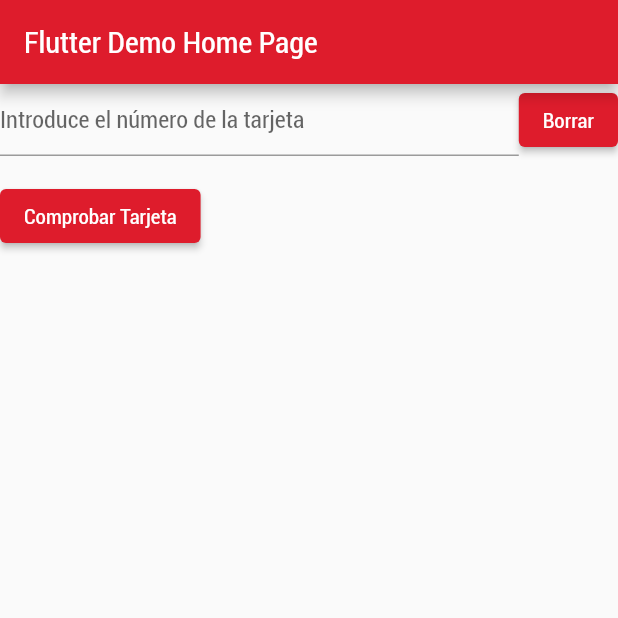
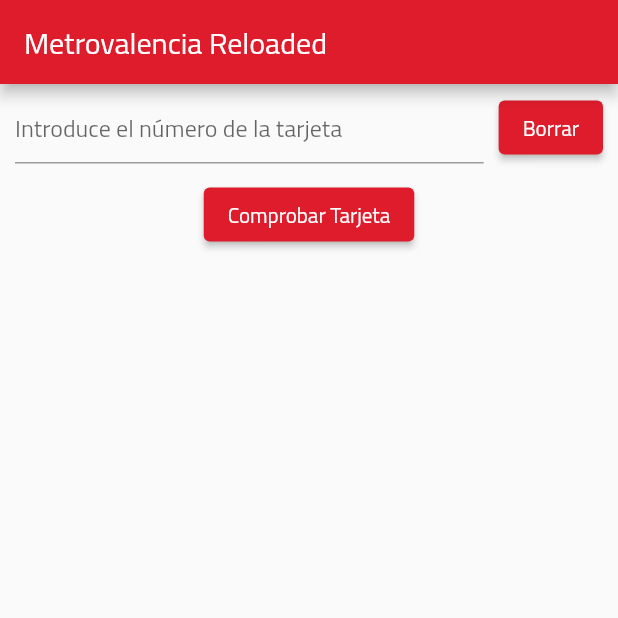
Before and after one commit to albertodiazsaez/fgv-reloaded, a Flutter app: the screen it shows after launch, after a tap on "Borrar", on a phone screen of 412 x 824 dp, the top half of it. Run offline on Flutter 3.47's test engine with Material 2 defaults, Android fonts, the phone set to English and light mode, and no system bars; our stand-ins replace flutter_easyloading; missing offline and left inert: easy_mask; network calls fail.

Commit message:
mejorado diseño

```diff
--- a/lib/main.dart
+++ b/lib/main.dart
@@ -1,6 +1,6 @@
 import 'package:flutter/material.dart';
 import 'package:flutter_easyloading/flutter_easyloading.dart';
-import 'package:transport_info_valencia/tarjetas/screens/consulta_tarjetas.dart';
+import 'package:metrovalencia_reloaded/tarjetas/screens/consulta_tarjetas.dart';
 
 void main() {
   runApp(const MyApp());
@@ -13,9 +13,9 @@
   @override
   Widget build(BuildContext context) {
     return MaterialApp(
-      title: 'Flutter Demo',
+      title: 'Metrovalencia Reloaded',
       theme: ThemeData(
-        fontFamily: 'Roboto',
+        fontFamily: 'TitilliumWeb',
         colorScheme: ColorScheme.fromSwatch().copyWith(
           primary: const Color.fromARGB(255, 222, 28, 44),
           secondary: const Color.fromARGB(255, 47, 47, 47),
@@ -32,7 +32,7 @@
         // Notice that the counter didn't reset back to zero; the application
         // is not restarted.
       ),
-      home: const MyHomePage(title: 'Flutter Demo Home Page'),
+      home: const MyHomePage(title: 'Metrovalencia Reloaded'),
       builder: EasyLoading.init(),
     );
   }
--- a/lib/tarjetas/screens/components/tarjeta_card.dart
+++ b/lib/tarjetas/screens/components/tarjeta_card.dart
@@ -1,7 +1,7 @@
 import 'package:easy_mask/easy_mask.dart';
 import 'package:flutter/material.dart';
 import 'package:intl/intl.dart';
-import 'package:transport_info_valencia/tarjetas/models/datos_tarjeta.dart';
+import 'package:metrovalencia_reloaded/tarjetas/models/datos_tarjeta.dart';
 
 class TarjetaCard extends StatelessWidget {
   const TarjetaCard({Key? key, required this.tarjeta}) : super(key: key);
@@ -10,9 +10,10 @@
 
   @override
   Widget build(BuildContext context) {
+    Orientation orientation = MediaQuery.of(context).orientation;
     return SizedBox(
-      width: double.infinity,
       child: Card(
+        margin: EdgeInsets.zero,
         child: Container(
           padding: const EdgeInsets.only(bottom: 10),
           child: Column(
--- a/lib/tarjetas/screens/consulta_tarjetas.dart
+++ b/lib/tarjetas/screens/consulta_tarjetas.dart
@@ -7,9 +7,9 @@
 import 'dart:convert';
 import 'package:intl/intl.dart';
 
-import 'package:transport_info_valencia/tarjetas/models/datos_tarjeta.dart';
-import 'package:transport_info_valencia/tarjetas/models/tarjeta_metrovalencia.dart';
-import 'package:transport_info_valencia/tarjetas/screens/components/tarjeta_card.dart';
+import 'package:metrovalencia_reloaded/tarjetas/models/datos_tarjeta.dart';
+import 'package:metrovalencia_reloaded/tarjetas/models/tarjeta_metrovalencia.dart';
+import 'package:metrovalencia_reloaded/tarjetas/screens/components/tarjeta_card.dart';
 
 class ConsultaTarjetas extends StatefulWidget {
   const ConsultaTarjetas({Key? key}) : super(key: key);
@@ -29,7 +29,94 @@
 
   Map tarjetasConsultadas = <int, DatosTarjeta>{};
 
+  @override
+  Widget build(BuildContext context) {
+    return Padding(
+        padding: const EdgeInsets.symmetric(horizontal: 10, vertical: 5),
+        child: Column(
+          children: [
+            Form(
+                key: _consultaTarjetaFormKey,
+                child: Column(
+                  crossAxisAlignment: CrossAxisAlignment.start,
+                  children: <Widget>[
+                    Row(
+                      children: [
+                        Flexible(
+                          child: TextFormField(
+                            onFieldSubmitted: (value) {
+                              obtenerDatosTarjetaMetrovalencia(
+                                  inputTarjetaController.text);
+                            },
+                            textInputAction: TextInputAction.go,
+                            inputFormatters: [
+                              TextInputMask(mask: '9999 9999 9999')
+                            ],
+                            controller: inputTarjetaController,
+                            keyboardType: TextInputType.number,
+                            decoration: const InputDecoration(
+                                hintText: 'Introduce el número de la tarjeta'),
+                            validator: (String? value) {
+                              if (value == null || value.isEmpty) {
+                                return 'Por favor introduzca un número válido';
+                              }
+                            },
+                          ),
+                        ),
+                        Container(
+                          margin: const EdgeInsets.only(left: 10),
+                          child: ElevatedButton(
+                            onPressed: () => {
+                              inputTarjetaController.text = '',
+                            },
+                            child: const Text('Borrar'),
+                          ),
+                        ),
+                      ],
+                    ),
+                    Row(
+                      mainAxisAlignment: MainAxisAlignment.center,
+                      children: [
+                        Padding(
+                          padding: const EdgeInsets.symmetric(vertical: 10),
+                          child: ElevatedButton(
+                            onPressed: () => {
+                              obtenerDatosTarjetaMetrovalencia(
+                                  inputTarjetaController.text),
+                            },
+                            child: const Text('Comprobar Tarjeta'),
+                          ),
+                        ),
+                      ],
+                    ),
+                  ],
+                )),
+            Expanded(
+              child: ListView.builder(
+                shrinkWrap: true,
+                itemCount: tarjetasConsultadas.keys.length,
+                itemBuilder: (context, index) {
+                  DatosTarjeta iTarjeta = tarjetasConsultadas[
+                      tarjetasConsultadas.keys
+                          .toList()
+                          .reversed
+                          .toList()
+                          .elementAt(index)];
+
+                  return TarjetaCard(tarjeta: iTarjeta);
+                },
+              ),
+            ),
+          ],
+        ));
+  }
+
   void obtenerDatosTarjetaMetrovalencia(String numeroTarjeta) async {
+    numeroTarjeta = numeroTarjeta.replaceAll(' ', '');
+
+    //Quitamos el foco del teclado.
+    FocusManager.instance.primaryFocus?.unfocus();
+
     print("NUMERO TARJETA $numeroTarjeta");
 
     setLoader();
@@ -131,69 +218,4 @@
     inputTarjetaController.dispose();
     super.dispose();
   }
-
-  @override
-  Widget build(BuildContext context) {
-    return Column(
-      children: [
-        Form(
-            key: _consultaTarjetaFormKey,
-            child: Column(
-              crossAxisAlignment: CrossAxisAlignment.start,
-              children: <Widget>[
-                Row(
-                  children: [
-                    Flexible(
-                        child: TextFormField(
-                      inputFormatters: [TextInputMask(mask: '9999 9999 9999')],
-                      controller: inputTarjetaController,
-                      keyboardType: TextInputType.number,
-                      decoration: const InputDecoration(
-                          hintText: 'Introduce el número de la tarjeta'),
-                      validator: (String? value) {
-                        if (value == null || value.isEmpty) {
-                          return 'Por favor introduzca un número válido';
-                        }
-                      },
-                    )),
-                    ElevatedButton(
-                      onPressed: () => {
-                        inputTarjetaController.text = '',
-                      },
-                      child: const Text('Borrar'),
-                    ),
-                  ],
-                ),
-                Padding(
-                  padding: const EdgeInsets.symmetric(vertical: 16.0),
-                  child: ElevatedButton(
-                    onPressed: () => {
-                      obtenerDatosTarjetaMetrovalencia(
-                          inputTarjetaController.text.replaceAll(' ', '')),
-                      FocusManager.instance.primaryFocus?.unfocus()
-                    },
-                    child: const Text('Comprobar Tarjeta'),
-                  ),
-                ),
-              ],
-            )),
-        Expanded(
-          child: ListView.builder(
-            shrinkWrap: true,
-            itemCount: tarjetasConsultadas.keys.length,
-            itemBuilder: (context, index) {
-              DatosTarjeta iTarjeta = tarjetasConsultadas[tarjetasConsultadas
-                  .keys
-                  .toList()
-                  .reversed
-                  .toList()
-                  .elementAt(index)];
-
-              return TarjetaCard(tarjeta: iTarjeta);
-            },
-          ),
-        ),
-      ],
-    );
-  }
 }
```
Also changed, not shown: pubspec.yaml (+19 -4 lines), 12 other files.
